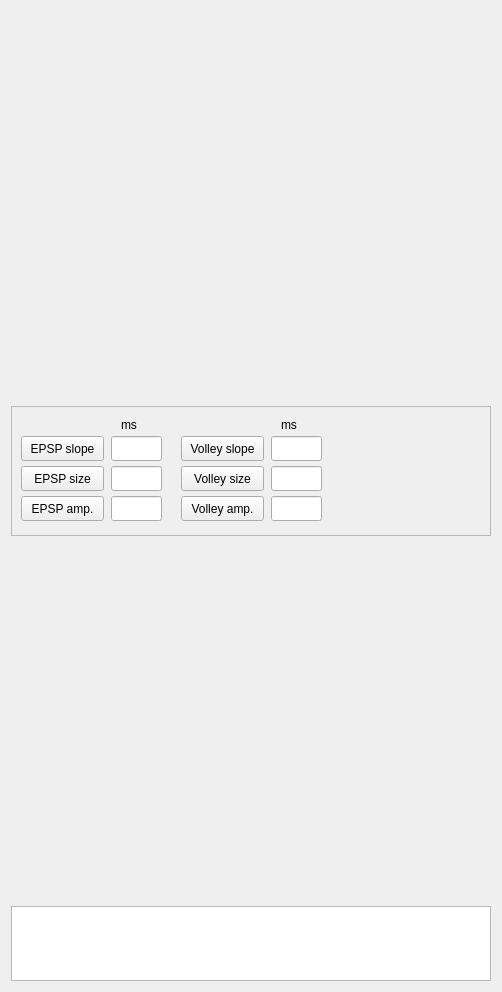
Old version of the form QtDesigner/bwmeasure.ui in the repository matoloa/brainwash.
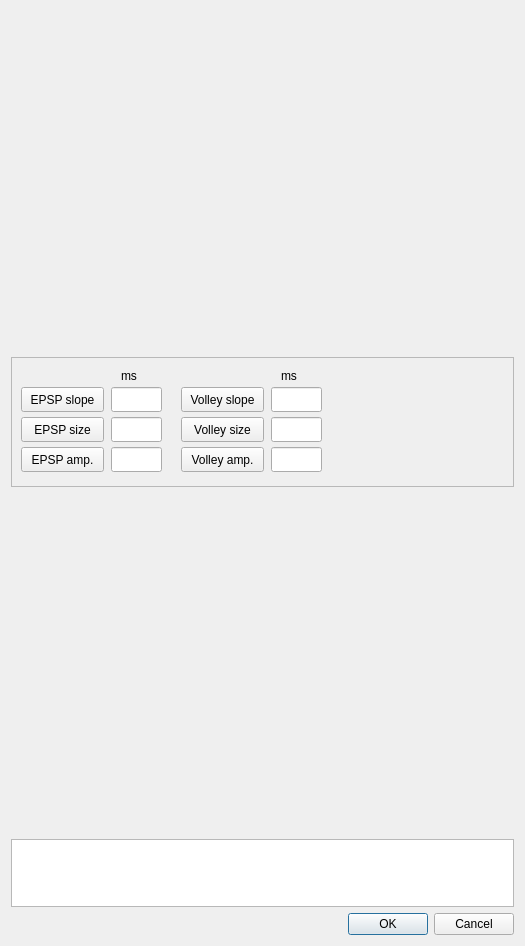
New version of the form.

Commit message: measure only updates df_project on OK.

Diff of the .ui file:
```diff
--- a/QtDesigner/bwmeasure.ui
+++ b/QtDesigner/bwmeasure.ui
@@ -1,21 +1,33 @@
 <?xml version="1.0" encoding="UTF-8"?>
 <ui version="4.0">
  <class>measure</class>
- <widget class="QWidget" name="measure">
+ <widget class="QDialog" name="measure">
   <property name="geometry">
    <rect>
     <x>0</x>
     <y>0</y>
-    <width>502</width>
-    <height>992</height>
+    <width>525</width>
+    <height>946</height>
    </rect>
   </property>
+  <property name="sizePolicy">
+   <sizepolicy hsizetype="Expanding" vsizetype="Expanding">
+    <horstretch>1</horstretch>
+    <verstretch>1</verstretch>
+   </sizepolicy>
+  </property>
+  <property name="maximumSize">
+   <size>
+    <width>16777215</width>
+    <height>16777215</height>
+   </size>
+  </property>
   <property name="windowTitle">
    <string>Placeholder Window Title</string>
   </property>
-  <layout class="QVBoxLayout" name="verticalLayout">
-   <item>
-    <layout class="QVBoxLayout" name="measure_verticalLayout" stretch="5,0,5,1">
+  <layout class="QGridLayout" name="gridLayout">
+   <item row="0" column="0">
+    <layout class="QVBoxLayout" name="measure_verticalLayout" stretch="5,0,5,1,0">
      <property name="sizeConstraint">
       <enum>QLayout::SetNoConstraint</enum>
      </property>
@@ -46,7 +58,7 @@
        <property name="maximumSize">
         <size>
          <width>16777215</width>
-         <height>100</height>
+         <height>130</height>
         </size>
        </property>
        <property name="frameShape">
@@ -237,6 +249,16 @@
        </property>
       </widget>
      </item>
+     <item>
+      <widget class="QDialogButtonBox" name="buttonBox">
+       <property name="orientation">
+        <enum>Qt::Horizontal</enum>
+       </property>
+       <property name="standardButtons">
+        <set>QDialogButtonBox::Cancel|QDialogButtonBox::Ok</set>
+       </property>
+      </widget>
+     </item>
     </layout>
    </item>
   </layout>
```
Left out of the diff: 35 changed lines with no effect on the pictures. The commit also changes 2 other files.
